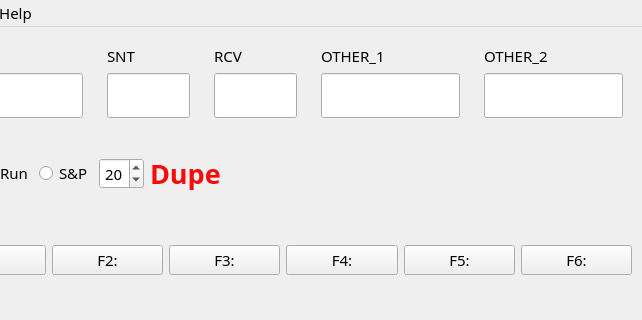
First picture: the form in not1mm/data/main.ui, repository mbridak/not1mm, before the edit; both pictures show x 213 to 855 and y 0 to 320 of the 855 by 625 pixel window.
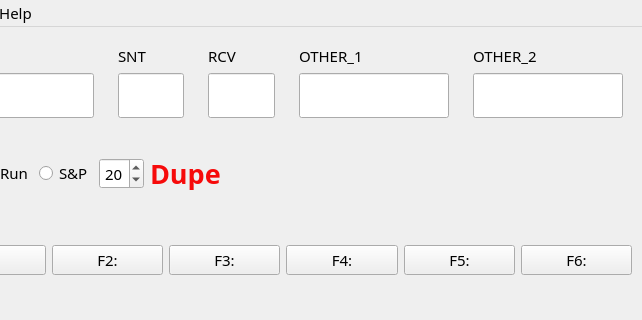
Second picture: the form after the edit. Icons and pictures are not drawn.

Commit message: @mbridak Added minimum size for 599 fields.

What changed in the file:
```diff
--- a/not1mm/data/main.ui
+++ b/not1mm/data/main.ui
@@ -778,6 +778,12 @@
                </item>
                <item>
                 <widget class="QLineEdit" name="sent">
+                 <property name="minimumSize">
+                  <size>
+                   <width>60</width>
+                   <height>0</height>
+                  </size>
+                 </property>
                  <property name="font">
                   <font>
                    <family>JetBrains Mono ExtraLight</family>
@@ -813,6 +819,12 @@
                </item>
                <item>
                 <widget class="QLineEdit" name="receive">
+                 <property name="minimumSize">
+                  <size>
+                   <width>60</width>
+                   <height>0</height>
+                  </size>
+                 </property>
                  <property name="font">
                   <font>
                    <family>JetBrains Mono ExtraLight</family>
```
